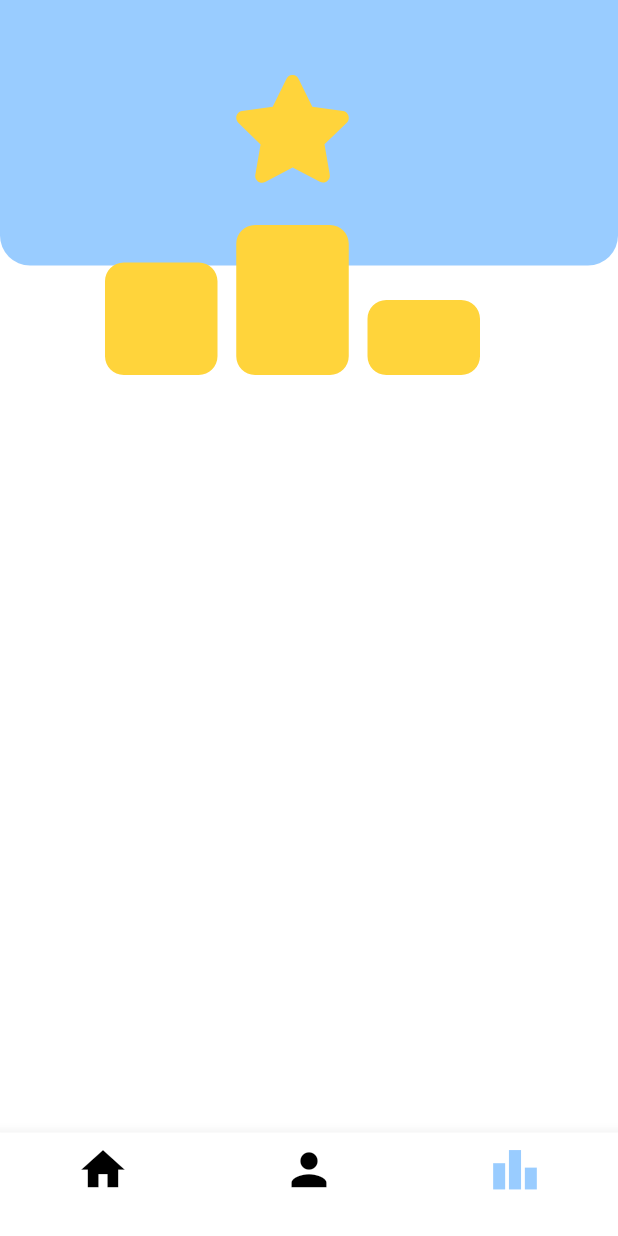
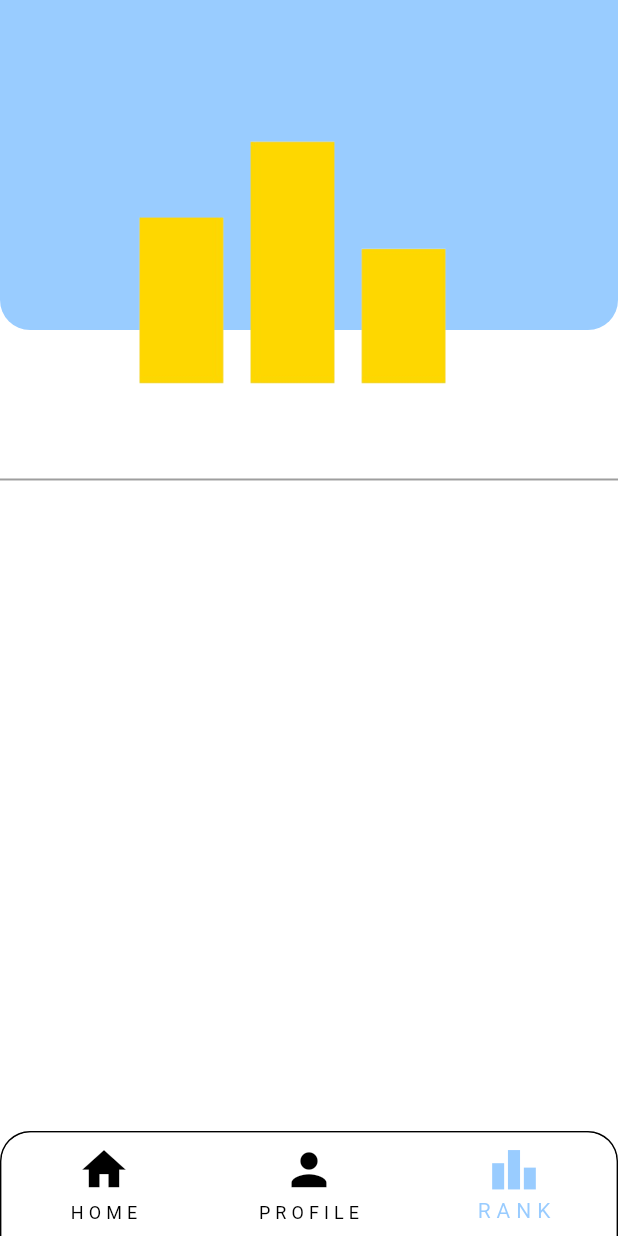
Before and after one commit to wazmiali/CodeStar, a Flutter app: the screen it shows once a user with an empty profile is signed in, item 3 of the bottom bar chosen, on a phone screen of 412 x 824 dp. Run offline on Flutter 3.47's test engine with Material 3 defaults, Android fonts, the phone set to English and light mode, and no system bars; our stand-ins replace cloud_firestore, firebase_auth, firebase_core, flutter_svg, google_fonts; accounts and stored records are empty.

Commit message:
update leaderboard, NavigationBar

```diff
--- a/lib/Leaderboard/screens/leaderboard_page.dart
+++ b/lib/Leaderboard/screens/leaderboard_page.dart
@@ -1,9 +1,14 @@
+// material
+import 'package:flutter/material.dart';
+
+// firebase
 import 'package:cloud_firestore/cloud_firestore.dart';
+
+// custom components
 import 'package:code_star/helper/helper_functions.dart';
 import 'package:code_star/shared_components/app_bar_box.dart';
-import 'package:flutter/material.dart';
-import 'package:flutter_svg/svg.dart';
-import 'package:google_fonts/google_fonts.dart';
+
+import '../../shared_components/leaderboard_page_text.dart';
 
 class Leaderboard extends StatelessWidget {
   const Leaderboard({super.key});
@@ -11,85 +16,84 @@ class Leaderboard extends StatelessWidget {
   @override
   Widget build(BuildContext context) {
     return Scaffold(
-        body: Stack(
-          children: [
-            StreamBuilder(
-
+      body: StreamBuilder(
         stream: FirebaseFirestore.instance.collection("users").snapshots(),
         builder: (context, snapshot) {
           // any errors
-
           if (snapshot.hasError) {
             displayMessageToUser('Something went wrong', context);
           }
-
           // show loading circle
-
           if (snapshot.connectionState == ConnectionState.waiting) {
             return const Center(
               child: CircularProgressIndicator(),
             );
           }
-            if (snapshot.hasData == null) {
-              return const Text("No Data");
-            }
 
           // get all users
           final users = snapshot.data!.docs;
-
           return Scaffold(
-
-              appBar: AppBar(
-                toolbarHeight: 177.0,
-                centerTitle: true,
-                shape: RoundedRectangleBorder(
-                  borderRadius: BorderRadius.vertical(
-                    bottom: Radius.circular(20),
+            body: Stack(
+              children: [
+                Stack(
+                  children: [
+                    AppBarBox(),
+                    const Divider(
+                      height: 640,
+                      thickness: 2,
+                      color: Colors.grey,
                     ),
+                  ],
                 ),
-
-                titleTextStyle: TextStyle(fontSize: 40, fontWeight: FontWeight.w600),
-                backgroundColor: Color.fromARGB(102, 0, 127, 255),
-                title: Padding(
-                  padding: const EdgeInsets.only(top:77),
+                Align(
+                  alignment: Alignment.bottomCenter,
+                  child: Container(
+                    height: MediaQuery.of(context).size.height / 1.9,
+                    width: MediaQuery.of(context).size.width,
+                    decoration: const BoxDecoration(
+                      color: Colors.white,
                     ),
-              ),
-
-              body: ListView.builder(
+                    child: ListView.builder(
+                        shrinkWrap: true,
+                        physics: const BouncingScrollPhysics(),
                         itemCount: users.length,
                         itemBuilder: (context, index) {
                           final user = users[index];
-
-                    return Column(
+                          return Padding(
+                            padding: const EdgeInsets.only(
+                                right: 20, left: 20, bottom: 35),
+                            child: Row(
                               children: [
-                        SizedBox(height: 30,),
-
-                        ListTile(
-                          title: Row(
-                            children: [
-                              Icon(Icons.radio_button_checked),
-                              Text(user['rank'].toString()),
-                              Text(user['username']),
-                              Text(user['points'].toString()),
+                                LeaderboardText(
+                                  text: user['rank'].toString(),
+                                ),
+                                const SizedBox(
+                                  width: 15,
+                                ),
+                                LeaderboardText(
+                                    text: user['username'].toString()),
+                                const Spacer(),
+                                LeaderboardText(
+                                    text: '${user['points'].toString()} XP'),
                               ],
                             ),
-                        ),
-                      ],
                           );
                         }),
-            );
-                  },
+                  ),
                 ),
                 Positioned(
                   top: 50.0, // Adjust top offset from the parent
                   left: 70.0, // Adjust left offset from the parent
-                child: SvgPicture.asset(
-                  'assets/images/ranking-star-solid.svg',
-                  semanticsLabel: 'My SVG Image',
-                  height: 200,
-                ),),
-
+                  child: Image.asset(
+                    'assets/images/bar_graph.png',
+                    width: 250,
+                  ),
+                ),
               ],
-        ));
+            ),
+          );
+        },
+      ),
+    );
   }
 }
--- a/lib/modules/screens/home_page.dart
+++ b/lib/modules/screens/home_page.dart
@@ -1,4 +1,5 @@
 import 'package:flutter/material.dart';
+// material
 
 import 'module_list_page.dart';
 import '../../Leaderboard/screens/leaderboard_page.dart';
@@ -15,7 +16,7 @@ class Home extends StatefulWidget {
 class _HomePageState extends State<Home> {
   int _selectedIndex = 0;
 
-  void _navigateButtomBar(int index) {
+  void _navigateButtonBar(int index) {
     setState(() {
       _selectedIndex = index;
     });
@@ -27,22 +28,44 @@ class _HomePageState extends State<Home> {
   Widget build(BuildContext context) {
     return Scaffold(
       body: _pages[_selectedIndex],
-      bottomNavigationBar: BottomNavigationBar(
+      bottomNavigationBar: Container(
+        decoration: BoxDecoration(
+          border: Border(
+            left: BorderSide(),
+            top: BorderSide(),
+            right: BorderSide(),
+          ),
+          borderRadius: BorderRadius.only(
+              topRight: Radius.circular(20), topLeft: Radius.circular(20)),
+        ),
+        child: ClipRRect(
+          borderRadius: BorderRadius.only(
+            topLeft: Radius.circular(20.0),
+            topRight: Radius.circular(20.0),
+          ),
+          child: BottomNavigationBar(
+            type: BottomNavigationBarType.fixed,
+            // Fixed
+
+            elevation: 22.0,
             iconSize: 35.0,
-        selectedItemColor:  Color.fromARGB(102, 0, 127, 255),
-
-        unselectedItemColor:Color.fromARGB(255, 0, 0, 0) ,
+            enableFeedback: false,
+            selectedItemColor: Color.fromARGB(102, 0, 127, 255),
+            unselectedItemColor: Color.fromARGB(255, 0, 0, 0),
             currentIndex: _selectedIndex,
-        onTap: _navigateButtomBar,
+            onTap: _navigateButtonBar,
             items: [
               // module list page
-          BottomNavigationBarItem(icon: Icon(Icons.home), label: ' '),
+              BottomNavigationBarItem(icon: Icon(Icons.home), label: 'H O M E'),
               // profile page
-          BottomNavigationBarItem(icon: Icon(Icons.person), label: ' '),
+              BottomNavigationBarItem(
+                  icon: Icon(Icons.person), label: 'P R O F I L E'),
               // leaderboard page
               BottomNavigationBarItem(
-              icon: Icon(Icons.leaderboard), label: ' '),
+                  icon: Icon(Icons.leaderboard), label: 'R A N K'),
             ],
+          ),
+        ),
       ),
     );
   }
--- a/pubspec.yaml
+++ b/pubspec.yaml
@@ -49,4 +49,4 @@ flutter:
     - assets/images/quiz.svg
     - assets/images/rank.svg
     - assets/images/read.svg
-    - assets/images/ranking-star-solid.svg
+    - assets/images/bar_graph.png
```
Also changed, not shown: lib/Profile/screens/profile_page.dart (+5 -9 lines), lib/shared_components/leaderboard_page_text.dart (added, +20 -0 lines), assets/images/bar_graph.png (added). Lines whose indentation alone changed are shown as unchanged.
